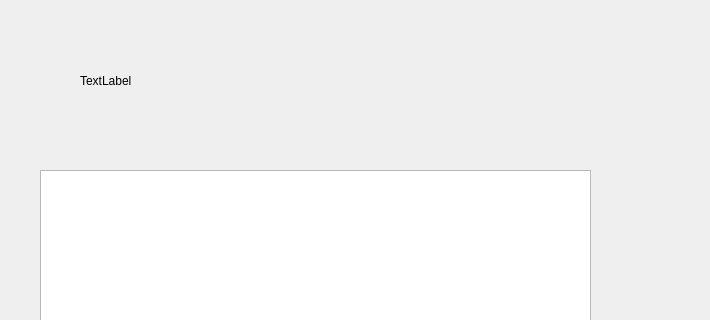
First picture: the form in QtDevelopment/StopWatch/mainwindow.ui, repository shirochkin/Homework_Home, before the edit; both pictures show x 90 to 800 and y 0 to 320 of the 800 by 600 pixel window.
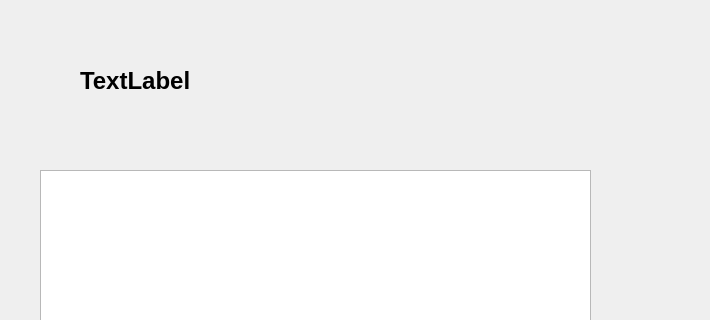
Second picture: the form after the edit.

Patch:
```diff
--- a/QtDevelopment/StopWatch/mainwindow.ui
+++ b/QtDevelopment/StopWatch/mainwindow.ui
@@ -77,6 +77,12 @@
       <height>81</height>
      </rect>
     </property>
+    <property name="font">
+     <font>
+      <pointsize>18</pointsize>
+      <bold>true</bold>
+     </font>
+    </property>
     <property name="text">
      <string>TextLabel</string>
     </property>
```
Left out of the diff: 11 changed lines with no effect on the pictures.
